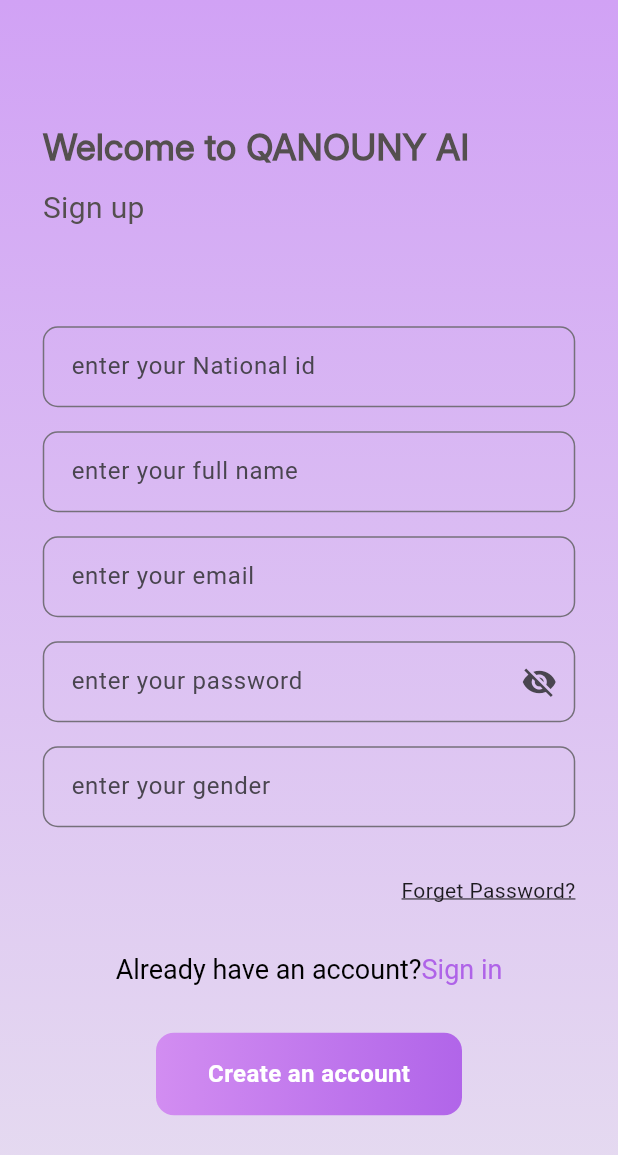
After one commit to iYoussefAdly/legal_assistant_app, a Flutter app: the SignUpView screen opened directly, on a phone screen of 412 x 824 dp. The commit adds this screen. Shown: the top 1155 px of the screen. Run offline on Flutter 3.47's test engine with Material 3 defaults, Android fonts, the phone set to English and light mode, and no system bars.

Commit message:
sign up view done

```diff
--- /dev/null
+++ b/lib/presentation/views/sign_up_view.dart
@@ -0,0 +1,26 @@
+import 'package:flutter/material.dart';
+import 'package:legal_assistant_app/presentation/widgets/auth_widgets/sign_up_view_body.dart';
+
+class SignUpView extends StatelessWidget {
+  const SignUpView({super.key});
+
+  @override
+  Widget build(BuildContext context) {
+    return Container(
+      decoration: const BoxDecoration(
+        gradient: LinearGradient(
+          begin: Alignment.topCenter,
+          end: Alignment.bottomCenter,
+          colors: [
+            Color(0xffD1A2F5),
+            Color(0xffE6DDF0),
+          ],
+        ),
+      ),
+      child: Scaffold(
+        backgroundColor: Colors.transparent,
+        body: SignUpViewBody(),
+      ),
+    );
+  }
+}
--- /dev/null
+++ b/lib/presentation/widgets/auth_widgets/auth_header.dart
@@ -0,0 +1,18 @@
+import 'package:flutter/material.dart';
+import 'package:legal_assistant_app/core/utils/app_styles.dart';
+
+class AuthHeader extends StatelessWidget {
+  const AuthHeader({super.key, required this.text});
+  final String text;
+  @override
+  Widget build(BuildContext context) {
+    return Column(
+      crossAxisAlignment: CrossAxisAlignment.start,
+      children: [
+        Text("Welcome to QANOUNY AI", style: AppStyles.styleBold24),
+        SizedBox(height: 10),
+        Text(text, style: AppStyles.styleRegular20),
+      ],
+    );
+  }
+}
--- /dev/null
+++ b/lib/presentation/widgets/auth_widgets/sign_up_view_body.dart
@@ -0,0 +1,96 @@
+import 'package:flutter/material.dart';
+import 'package:legal_assistant_app/core/utils/app_styles.dart';
+import 'package:legal_assistant_app/presentation/views/chat_view.dart';
+import 'package:legal_assistant_app/presentation/views/sign_in_view.dart';
+import 'package:legal_assistant_app/presentation/widgets/auth_widgets/custom_button.dart';
+import 'package:legal_assistant_app/presentation/widgets/auth_widgets/custom_text_field.dart';
+import 'package:legal_assistant_app/presentation/widgets/auth_widgets/auth_header.dart';
+
+class SignUpViewBody extends StatelessWidget {
+  const SignUpViewBody({super.key});
+
+  @override
+  Widget build(BuildContext context) {
+    return Padding(
+      padding: EdgeInsets.symmetric(horizontal: 28.5),
+      child: Center(
+        child: SingleChildScrollView(
+          child: Column(
+            crossAxisAlignment: CrossAxisAlignment.start,
+            mainAxisAlignment: MainAxisAlignment.center,
+            children: [
+              AuthHeader(text: 'Sign up',),
+              SizedBox(height: 64),
+              CustomTextField(hintText: "enter your National id", isItPassword: false),
+              SizedBox(height: 16),
+              CustomTextField(hintText: "enter your full name", isItPassword: false),
+              SizedBox(height: 16),
+              CustomTextField(hintText: "enter your email", isItPassword: false),
+              SizedBox(height: 16),
+              CustomTextField(hintText: "enter your password", isItPassword: true),
+              SizedBox(height: 16),
+              CustomTextField(hintText: "enter your gender", isItPassword: false),
+              SizedBox(height: 32),
+              Align(
+                alignment: AlignmentGeometry.centerRight,
+                child: Text(
+                  "Forget Password?",
+                  style: AppStyles.styleRegular14.copyWith(
+                    decoration: TextDecoration.underline,
+                  ),
+                ),
+              ),
+              SizedBox(height: 32),
+              Align(
+                alignment: AlignmentGeometry.center,
+                child: GestureDetector(
+                  onTap:(){
+                  Navigator.pushReplacement(
+                    context,
+                    MaterialPageRoute(
+                      builder: (context) {
+                        return SignInView();
+                      },
+                    )
+                  );
+                  } ,
+                  child: RichText(
+                    text: TextSpan(
+                      children: [
+                        TextSpan(
+                          text: "Already have an account?",
+                          style: AppStyles.styleRegular18.copyWith(
+                            color: Colors.black,
+                          ),
+                        ),
+                        TextSpan(
+                          text: "Sign in",
+                          style: AppStyles.styleRegular18.copyWith(
+                            color: Color(0xffAF63E8),
+                          ),
+                        ),
+                      ],
+                    ),
+                  ),
+                ),
+              ),
+              SizedBox(height: 32),
+              Align(
+                alignment: Alignment.center,
+                child: CustomButton(
+                  buttonName: "Create an account",
+                  onTap: () {
+                    Navigator.pushReplacement(
+                      context,
+                      MaterialPageRoute(builder: (context) => ChatView()),
+                    );
+                  },
+                ),
+              ),
+            ],
+          ),
+        ),
+      ),
+    );
+  }
+}
--- a/lib/presentation/widgets/chat_widget/chat_view_body.dart
+++ b/lib/presentation/widgets/chat_widget/chat_view_body.dart
@@ -139,7 +139,7 @@ class ChatViewBody extends StatelessWidget {
                           backgroundColor: Colors.transparent,
                           isScrollControlled: true,
                           builder: (context) {
-                            return const AttachmentBottomSheet();
+                            return  AttachmentBottomSheet();
                           },
                         );
                       },
@@ -159,7 +159,7 @@ class ChatViewBody extends StatelessWidget {
                           children: [
                             Icon(Icons.travel_explore, size: 22),
                             SizedBox(width: 6),
-                            Expanded( // إضافة Expanded للنص الطويل لتجنب الخطأ
+                            Expanded(
                               child: Text(
                                 'Type your question',
                                 style: AppStyles.styleRegular14,
```
Also changed, not shown: lib/presentation/widgets/auth_widgets/sign_in_header.dart (deleted, +0 -20 lines), lib/presentation/widgets/auth_widgets/sign_in_view_body.dart (+16 -3 lines).
